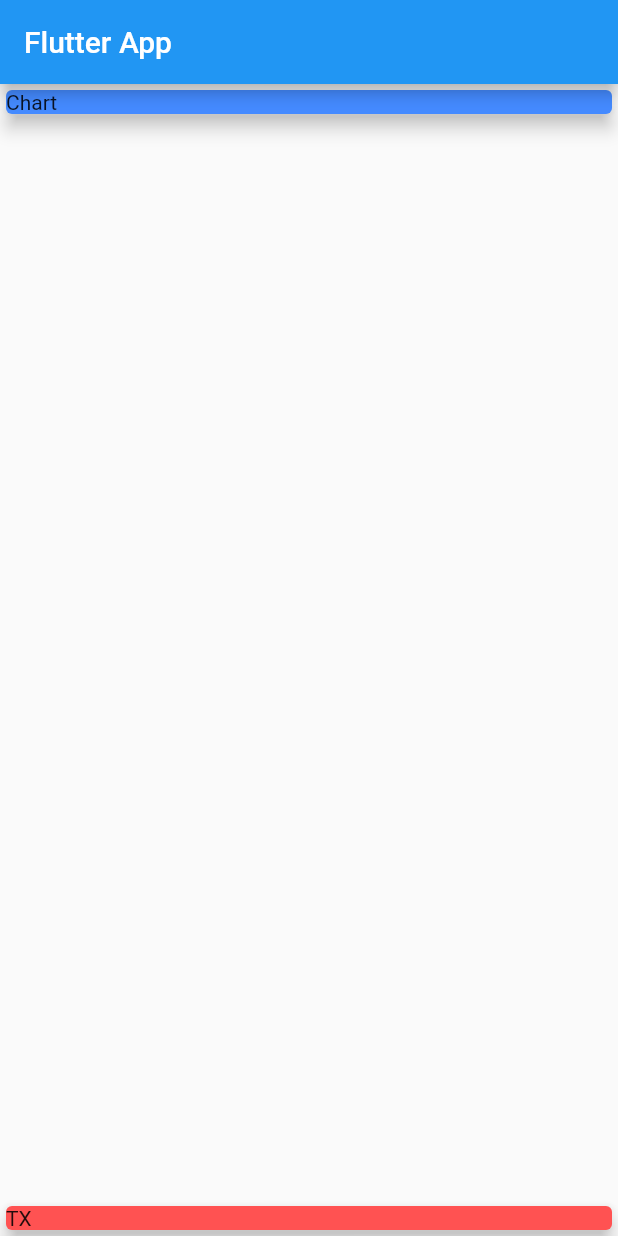
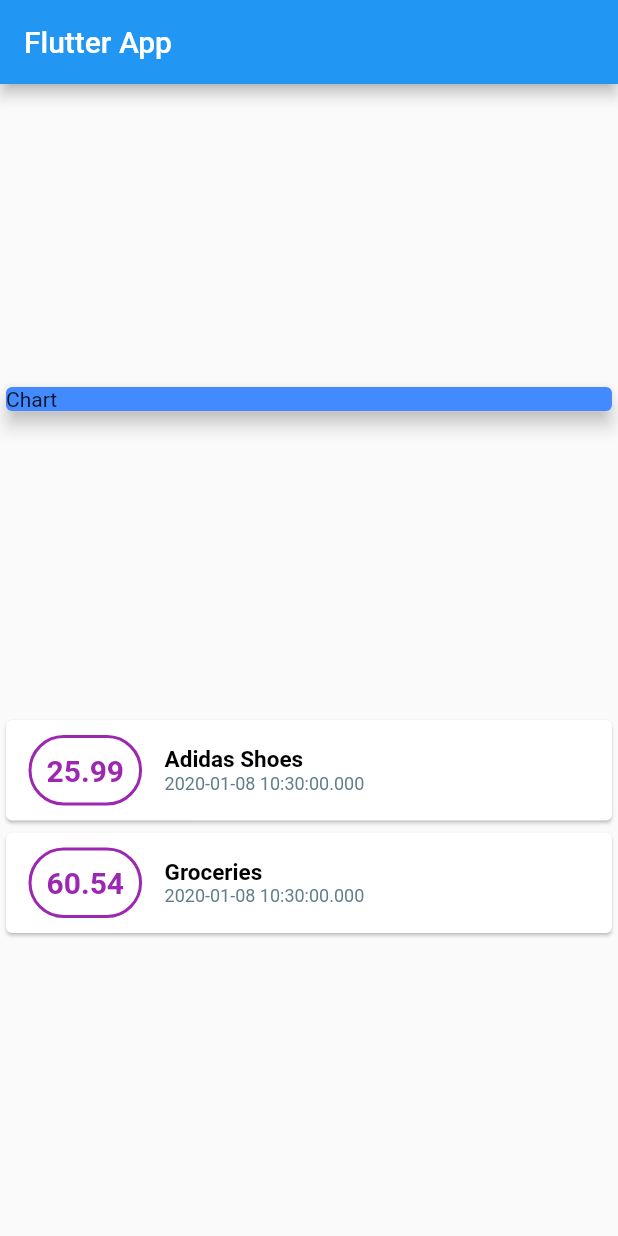
Before and after one commit to Bluesamyou/flutter_expense_tracker, a Flutter app: the screen it shows after launch, on a phone screen of 412 x 824 dp. Run offline on Flutter 3.47's test engine with Material 2 defaults, Android fonts, the phone set to English and light mode, and no system bars.

Commit message:
Styling to improvements

```diff
--- a/lib/main.dart
+++ b/lib/main.dart
@@ -19,11 +19,11 @@ class MyApp extends StatelessWidget {
 
 class MyHomePage extends StatelessWidget {
   final String title;
-  final List<Transaction> transaction = [
+  final List<Transaction> transactions = [
     Transaction(
       id: "01",
-      title: "New Shoes",
-      amount: 125.99,
+      title: "Adidas Shoes",
+      amount: 25.99,
       date: DateTime.now(),
     ),
     Transaction(
@@ -41,7 +41,7 @@ class MyHomePage extends StatelessWidget {
     return Scaffold(
       appBar: AppBar(title: Text(title)),
       body: Column(
-        mainAxisAlignment: MainAxisAlignment.spaceBetween,
+        mainAxisAlignment: MainAxisAlignment.spaceEvenly,
         // crossAxisAlignment: CrossAxisAlignment.center,
         children: <Widget>[
           Container(
@@ -55,18 +55,59 @@ class MyHomePage extends StatelessWidget {
               elevation: 5,
             ),
           ),
-          Container(
-            width: double.infinity,
-            child: Card(
-              child: Container(
-                child: Text("TX"),
-                width: double.infinity,
-                // color: Colors.white,
-              ),
-              color: Colors.redAccent,
-              elevation: 5,
-            ),
-          ),
+          Column(
+            children: transactions.map((transaction) {
+              return Card(
+                  child: Row(
+                children: <Widget>[
+                  Container(
+                    margin: EdgeInsets.symmetric(
+                      vertical: 10,
+                      horizontal: 15,
+                    ),
+                    decoration: BoxDecoration(
+                      borderRadius: BorderRadius.all(
+                        Radius.circular(100),
+                      ),
+                      border: Border.all(
+                        color: Colors.purple,
+                        width: 2,
+                      ),
+                    ),
+                    padding: EdgeInsets.all(10),
+                    child: Text(
+                      transaction.amount.toString(),
+                      style: TextStyle(
+                        fontWeight: FontWeight.bold,
+                        fontSize: 20,
+                        color: Colors.purple,
+                      ),
+                    ),
+                  ),
+                  Column(
+                    crossAxisAlignment: CrossAxisAlignment.start,
+                    children: <Widget>[
+                      Text(
+                        transaction.title,
+                        style: TextStyle(
+                          fontWeight: FontWeight.bold,
+                          fontSize: 15,
+                          color: Colors.black,
+                        ),
+                      ),
+                      Text(
+                        transaction.date.toString(),
+                        style: TextStyle(
+                          fontSize: 12,
+                          color: Colors.blueGrey,
+                        ),
+                      )
+                    ],
+                  )
+                ],
+              ));
+            }).toList(),
+          )
         ],
       ),
     );
```
